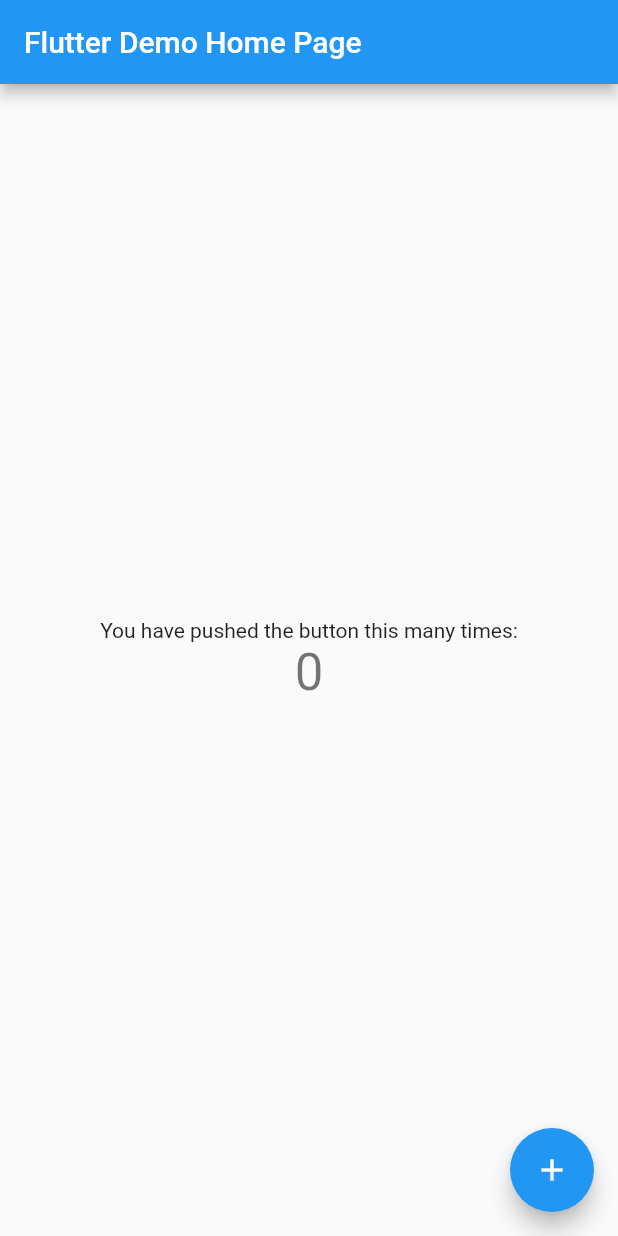
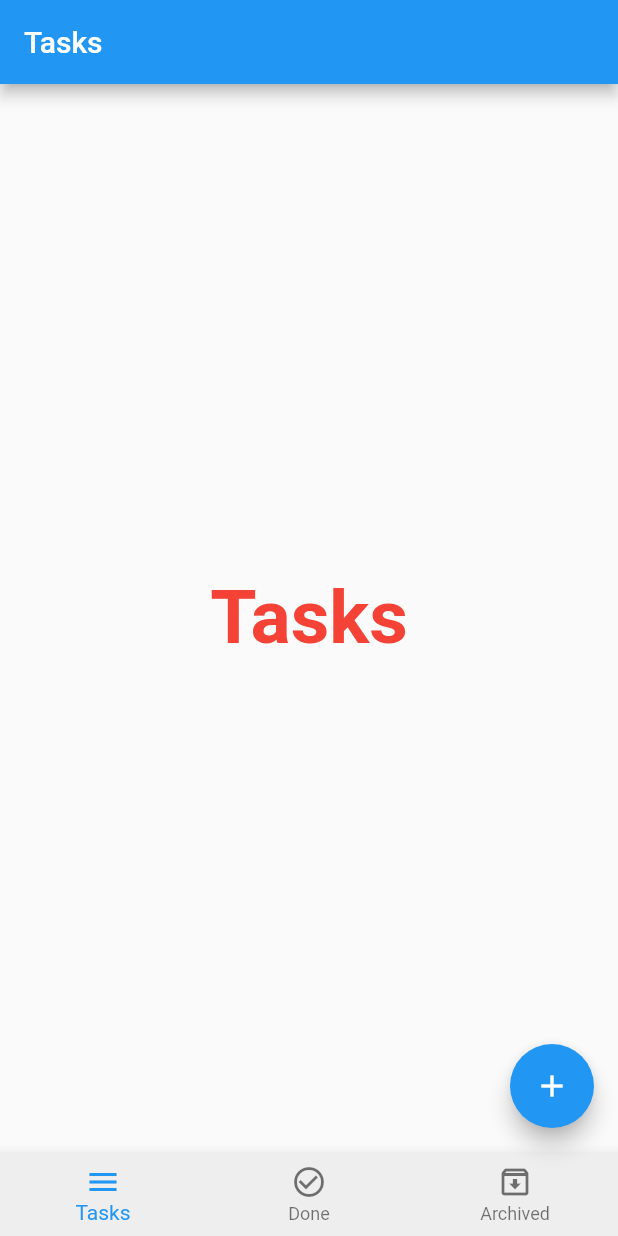
Before and after one commit to ahmedkamal22/Todo_App_Flutter, a Flutter app: the screen it shows after launch, on a phone screen of 412 x 824 dp. Run offline on Flutter 3.47's test engine with Material 2 defaults, Android fonts, the phone set to English and light mode, and no system bars.

```diff
--- /dev/null
+++ b/lib/layout/Home.dart
@@ -0,0 +1,64 @@
+import 'package:flutter/material.dart';
+import 'package:todo_app/modules/archived/archived_screen.dart';
+import 'package:todo_app/modules/done/done_screen.dart';
+import 'package:todo_app/modules/tasks/task_screen.dart';
+
+class Home extends StatefulWidget {
+
+  @override
+  _HomeState createState() => _HomeState();
+}
+
+class _HomeState extends State<Home> {
+  int current = 0;
+  List<Widget> screens = [
+    Tasks(),
+    Done(),
+    Archived(),
+  ];
+  List<String> titels = [
+    "Tasks",
+    "Done",
+    "Archived"
+  ];
+
+  @override
+  Widget build(BuildContext context) {
+    return Scaffold(
+      appBar: AppBar(
+        title: Text(
+            titels[current]
+        ),
+      ),
+      body: screens[current],
+      floatingActionButton: FloatingActionButton(
+        onPressed: (){},
+        child: Icon(Icons.add),
+      ),
+      bottomNavigationBar: BottomNavigationBar(
+        currentIndex: current,
+        onTap: (index){
+          setState(() {
+            current = index;
+          });
+        },
+        backgroundColor: Colors.grey[200],
+        type: BottomNavigationBarType.fixed,
+        items: [
+          BottomNavigationBarItem(
+            icon: Icon(Icons.menu),
+            label: "Tasks",
+          ),
+          BottomNavigationBarItem(
+            icon: Icon(Icons.check_circle_outline),
+            label: "Done",
+          ),
+          BottomNavigationBarItem(
+            icon: Icon(Icons.archive_outlined),
+            label: "Archived",
+          ),
+        ],
+      ),
+    );
+  }
+}
--- a/lib/main.dart
+++ b/lib/main.dart
@@ -1,4 +1,5 @@
 import 'package:flutter/material.dart';
+import 'package:todo_app/layout/Home.dart';
 
 void main() {
   runApp(const MyApp());
@@ -11,105 +12,8 @@ class MyApp extends StatelessWidget {
   @override
   Widget build(BuildContext context) {
     return MaterialApp(
-      title: 'Flutter Demo',
-      theme: ThemeData(
-        // This is the theme of your application.
-        //
-        // Try running your application with "flutter run". You'll see the
-        // application has a blue toolbar. Then, without quitting the app, try
-        // changing the primarySwatch below to Colors.green and then invoke
-        // "hot reload" (press "r" in the console where you ran "flutter run",
-        // or simply save your changes to "hot reload" in a Flutter IDE).
-        // Notice that the counter didn't reset back to zero; the application
-        // is not restarted.
-        primarySwatch: Colors.blue,
-      ),
-      home: const MyHomePage(title: 'Flutter Demo Home Page'),
+      debugShowCheckedModeBanner: false,
+      home: Home(),
     );
   }
 }
-
-class MyHomePage extends StatefulWidget {
-  const MyHomePage({Key? key, required this.title}) : super(key: key);
-
-  // This widget is the home page of your application. It is stateful, meaning
-  // that it has a State object (defined below) that contains fields that affect
-  // how it looks.
-
-  // This class is the configuration for the state. It holds the values (in this
-  // case the title) provided by the parent (in this case the App widget) and
-  // used by the build method of the State. Fields in a Widget subclass are
-  // always marked "final".
-
-  final String title;
-
-  @override
-  State<MyHomePage> createState() => _MyHomePageState();
-}
-
-class _MyHomePageState extends State<MyHomePage> {
-  int _counter = 0;
-
-  void _incrementCounter() {
-    setState(() {
-      // This call to setState tells the Flutter framework that something has
-      // changed in this State, which causes it to rerun the build method below
-      // so that the display can reflect the updated values. If we changed
-      // _counter without calling setState(), then the build method would not be
-      // called again, and so nothing would appear to happen.
-      _counter++;
-    });
-  }
-
-  @override
-  Widget build(BuildContext context) {
-    // This method is rerun every time setState is called, for instance as done
-    // by the _incrementCounter method above.
-    //
-    // The Flutter framework has been optimized to make rerunning build methods
-    // fast, so that you can just rebuild anything that needs updating rather
-    // than having to individually change instances of widgets.
-    return Scaffold(
-      appBar: AppBar(
-        // Here we take the value from the MyHomePage object that was created by
-        // the App.build method, and use it to set our appbar title.
-        title: Text(widget.title),
-      ),
-      body: Center(
-        // Center is a layout widget. It takes a single child and positions it
-        // in the middle of the parent.
-        child: Column(
-          // Column is also a layout widget. It takes a list of children and
-          // arranges them vertically. By default, it sizes itself to fit its
-          // children horizontally, and tries to be as tall as its parent.
-          //
-          // Invoke "debug painting" (press "p" in the console, choose the
-          // "Toggle Debug Paint" action from the Flutter Inspector in Android
-          // Studio, or the "Toggle Debug Paint" command in Visual Studio Code)
-          // to see the wireframe for each widget.
-          //
-          // Column has various properties to control how it sizes itself and
-          // how it positions its children. Here we use mainAxisAlignment to
-          // center the children vertically; the main axis here is the vertical
-          // axis because Columns are vertical (the cross axis would be
-          // horizontal).
-          mainAxisAlignment: MainAxisAlignment.center,
-          children: <Widget>[
-            const Text(
-              'You have pushed the button this many times:',
-            ),
-            Text(
-              '$_counter',
-              style: Theme.of(context).textTheme.headline4,
-            ),
-          ],
-        ),
-      ),
-      floatingActionButton: FloatingActionButton(
-        onPressed: _incrementCounter,
-        tooltip: 'Increment',
-        child: const Icon(Icons.add),
-      ), // This trailing comma makes auto-formatting nicer for build methods.
-    );
-  }
-}
--- /dev/null
+++ b/lib/modules/archived/archived_screen.dart
@@ -0,0 +1,18 @@
+import 'package:flutter/material.dart';
+
+class Archived extends StatelessWidget {
+
+  @override
+  Widget build(BuildContext context) {
+    return Center(
+      child: Text(
+        "Archived",
+        style: TextStyle(
+          fontWeight: FontWeight.bold,
+          fontSize: 50,
+          color: Colors.red
+        ),
+      ),
+    );
+  }
+}
--- /dev/null
+++ b/lib/modules/done/done_screen.dart
@@ -0,0 +1,18 @@
+import 'package:flutter/material.dart';
+
+class Done extends StatelessWidget {
+
+  @override
+  Widget build(BuildContext context) {
+    return Center(
+      child: Text(
+        "Done",
+        style: TextStyle(
+          fontWeight: FontWeight.bold,
+          fontSize: 50,
+          color: Colors.red
+        ),
+      ),
+    );
+  }
+}
--- /dev/null
+++ b/lib/modules/tasks/task_screen.dart
@@ -0,0 +1,18 @@
+import 'package:flutter/material.dart';
+
+class Tasks extends StatelessWidget {
+
+  @override
+  Widget build(BuildContext context) {
+    return Center(
+      child: Text(
+        "Tasks",
+        style: TextStyle(
+          fontWeight: FontWeight.bold,
+          fontSize: 50,
+          color: Colors.red
+        ),
+      ),
+    );
+  }
+}
```
